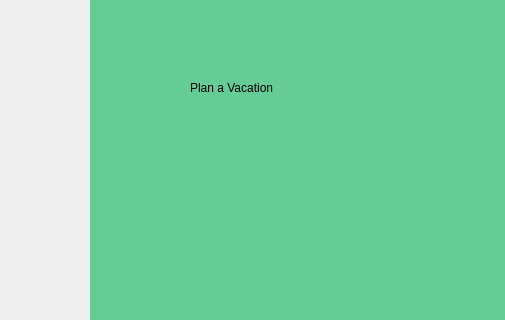
Before: the Qt Designer form app/src/windows/mainwindow.ui in minorleaguegrayonassociates/GrayonSlam, drawn with Qt 5; both pictures show x 0 to 505 and y 0 to 320 of the 800 by 600 pixel window.
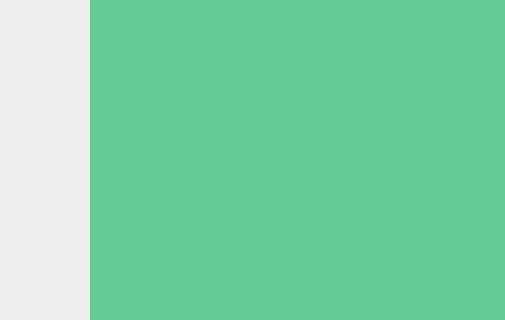
After: the same form once the commit is applied. The open tabs and pages were chosen to show the change. Icons and pictures are not drawn.

```diff
--- a/app/src/windows/mainwindow.ui
+++ b/app/src/windows/mainwindow.ui
@@ -104,22 +104,6 @@
      <property name="styleSheet">
       <string notr="true"/>
      </property>
-     <widget class="QLabel" name="label">
-      <property name="geometry">
-       <rect>
-        <x>100</x>
-        <y>80</y>
-        <width>151</width>
-        <height>16</height>
-       </rect>
-      </property>
-      <property name="text">
-       <string>Plan a Vacation</string>
-      </property>
-      <property name="scaledContents">
-       <bool>false</bool>
-      </property>
-     </widget>
     </widget>
     <widget class="QWidget" name="graphView"/>
     <widget class="QWidget" name="viewTeamView">
```
Left out of the diff: 2 changed lines with no effect on the pictures.
